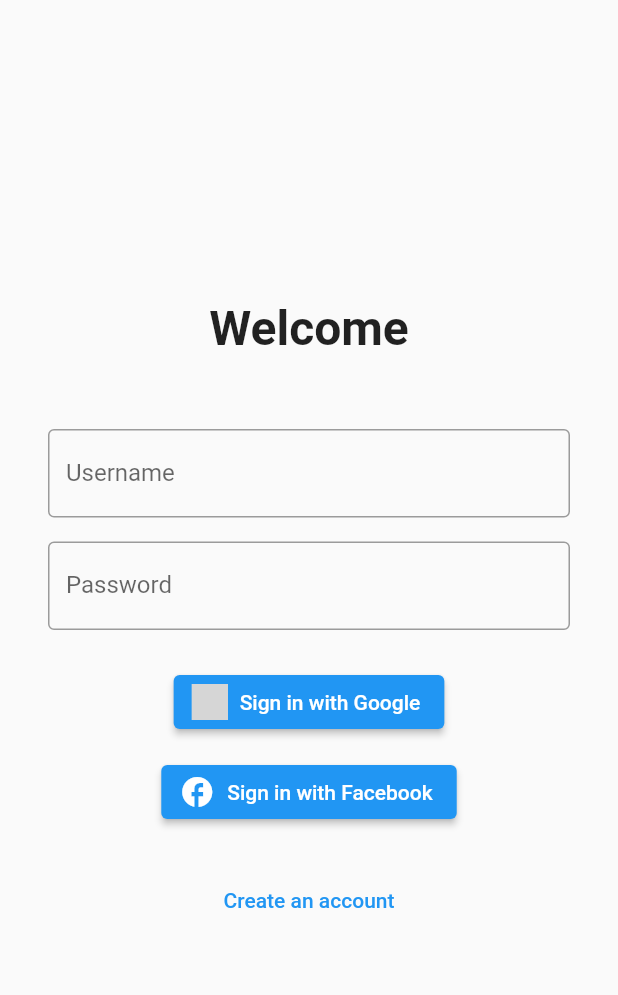
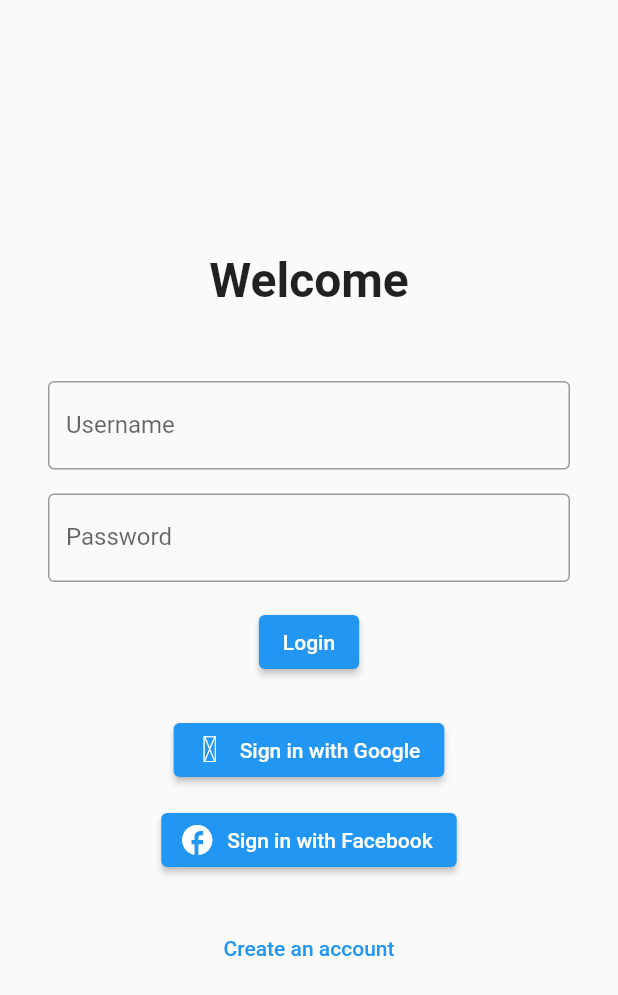
Before and after one commit to pravesh-k/namer_app_flutter, a Flutter app: the screen it shows after launch, after a tap on "Already have an account? Log in", on a phone screen of 412 x 824 dp. Shown: the top 995 px of the screen. Run offline on Flutter 3.47's test engine with Material 2 defaults, Android fonts, the phone set to English and light mode, and no system bars; our stand-ins replace google_sign_in; missing offline and left inert: flutter_facebook_auth; grey boxes are pictures that could not be loaded.

Commit message:
added text form fields to signup

```diff
--- /dev/null
+++ b/lib/screens/assets/fonts/presentation/g_icon.dart
@@ -0,0 +1,30 @@
+/// Flutter icons MyFlutterApp
+/// Copyright (C) 2023 by original authors @ fluttericon.com, fontello.com
+/// This font was generated by FlutterIcon.com, which is derived from Fontello.
+///
+/// To use this font, place it in your fonts/ directory and include the
+/// following in your pubspec.yaml
+///
+/// flutter:
+///   fonts:
+///    - family:  MyFlutterApp
+///      fonts:
+///       - asset: fonts/MyFlutterApp.ttf
+///
+///
+/// * Font Awesome 4, Copyright (C) 2016 by Dave Gandy
+///         Author:    Dave Gandy
+///         License:   SIL ()
+///         Homepage:  http://fortawesome.github.com/Font-Awesome/
+///
+import 'package:flutter/widgets.dart';
+
+class CustomIcons {
+  CustomIcons._();
+
+  static const _kFontFam = 'namer_app';
+  static const String? _kFontPkg = null;
+
+  static const IconData google_1 =
+      IconData(0xe804, fontFamily: _kFontFam, fontPackage: _kFontPkg);
+}
--- a/lib/screens/login_screen.dart
+++ b/lib/screens/login_screen.dart
@@ -1,9 +1,14 @@
 import 'package:flutter/material.dart';
 import 'package:google_sign_in/google_sign_in.dart';
 import 'package:flutter_facebook_auth/flutter_facebook_auth.dart';
-import 'package:flutter_svg/flutter_svg.dart';
+import 'assets/fonts/presentation/g_icon.dart';
 
 class LoginScreen extends StatelessWidget {
+  void onLoginSuccess(BuildContext context) {
+    // Step 3: Replace the navigation stack after successful login
+    Navigator.pushReplacementNamed(context, '/home');
+  }
+
   final GoogleSignIn _googleSignIn = GoogleSignIn();
 
   Future<void> _signInWithGoogle() async {
@@ -60,14 +65,18 @@ class LoginScreen extends StatelessWidget {
                 border: OutlineInputBorder(),
               ),
             ),
+            SizedBox(height: 16.0),
+            ElevatedButton(
+              onPressed: () {
+                // Implement signup logic here
+                Navigator.pushNamed(context, '/home');
+              },
+              child: Text('Login'),
+            ),
             SizedBox(height: 24.0),
             ElevatedButton.icon(
               onPressed: _signInWithGoogle,
-              icon: SvgPicture.asset(
-                '../assets/images/google_logo.svg',
-                width: 24.0,
-                height: 24.0,
-              ),
+              icon: Icon(CustomIcons.google_1),
               label: Text('Sign in with Google'),
             ),
             SizedBox(height: 12.0),
--- a/lib/screens/signup_screen.dart
+++ b/lib/screens/signup_screen.dart
@@ -9,26 +9,38 @@ class SignupScreenState extends State<SignupScreen> {
   String _username = '';
   String _password = '';
 
+  void onSignUpSuccess(BuildContext context) {
+    Navigator.pushReplacementNamed(context, '/home');
+  }
+
   @override
   Widget build(BuildContext context) {
     return Scaffold(
-      appBar: AppBar(title: Text('Sign Up')),
+      appBar: AppBar(
+        title: Text('Sign Up'),
+      ),
       body: Padding(
-        padding: EdgeInsets.all(16.0),
+        padding: const EdgeInsets.all(16.0),
         child: Column(
           mainAxisAlignment: MainAxisAlignment.center,
           children: [
-            TextField(
+            TextFormField(
               onChanged: (value) => setState(() => _username = value),
-              decoration: InputDecoration(labelText: 'Username'),
+              decoration: InputDecoration(
+                labelText: 'Username',
+                prefixIcon: Icon(Icons.person),
+              ),
             ),
             SizedBox(height: 16.0),
-            TextField(
+            TextFormField(
               onChanged: (value) => setState(() => _password = value),
-              decoration: InputDecoration(labelText: 'Password'),
+              decoration: InputDecoration(
+                labelText: 'Password',
+                prefixIcon: Icon(Icons.lock),
+              ),
               obscureText: true,
             ),
-            SizedBox(height: 16.0),
+            SizedBox(height: 24.0),
             ElevatedButton(
               onPressed: () {
                 // Implement signup logic here
@@ -36,6 +48,7 @@ class SignupScreenState extends State<SignupScreen> {
               },
               child: Text('Sign Up'),
             ),
+            SizedBox(height: 12.0),
             TextButton(
               onPressed: () => Navigator.pushNamed(context, '/login'),
               child: Text('Already have an account? Log in'),
--- a/pubspec.yaml
+++ b/pubspec.yaml
@@ -64,6 +64,11 @@ flutter:
   # included with your application, so that you can use the icons in
   # the material Icons class.
   uses-material-design: true
+  fonts:
+    - family:  CustomIcons
+      fonts:
+      - asset: lib/screens/assets/fonts/g_icon.ttf
+      # - asset: fonts/TrajanPro.ttf
 
   # To add assets to your application, add an assets section, like this:
   # assets:
```
Also changed, not shown: lib/assets/images/google_logo.svg (deleted), lib/screens/assets/fonts/g_icon.ttf (added).
